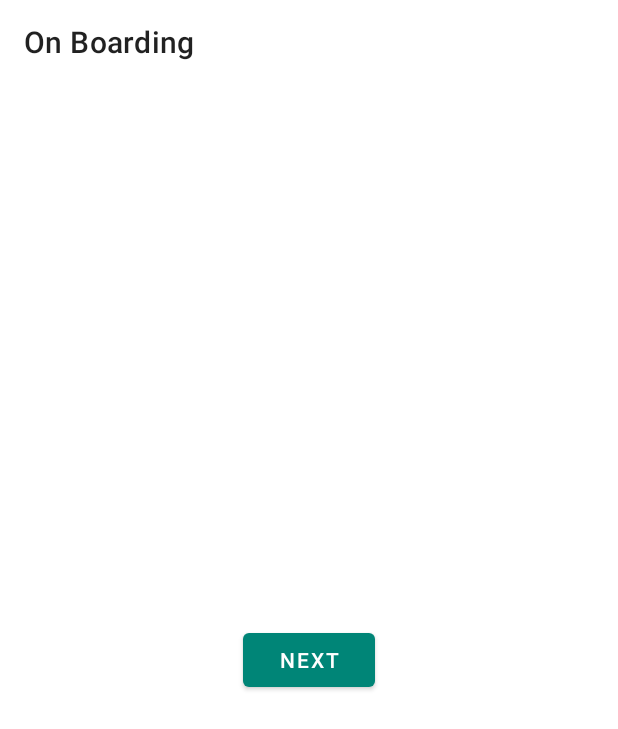
After one commit to graphicstone/PersonalLedger, an Android app: the OnBoardingActivity screen opened directly, with no data from a screen before it, on a phone screen of 412 x 824 dp. The commit adds this screen. Shown: the top 729 px of the screen. Run offline under Robolectric (Android 15) with nearby library versions, the phone set to English and light mode, and no system bars; our stand-ins replace data binding.

Commit message:
On boarding screens added.

```diff
--- a/app/src/main/java/com/nullbyte/personalledger/repository/AuthRepository.kt
+++ b/app/src/main/java/com/nullbyte/personalledger/repository/AuthRepository.kt
@@ -1,11 +1,9 @@
 package com.nullbyte.personalledger.repository
 
-import android.util.Log
 import com.google.firebase.auth.GoogleAuthProvider
 import com.google.firebase.auth.ktx.auth
 import com.google.firebase.ktx.Firebase
 import com.nullbyte.medicineledger.listener.ResultListener
-import com.nullbyte.personalledger.utilities.VariableAndMethodUtility
 
 class AuthRepository {
     private val auth = Firebase.auth
--- /dev/null
+++ b/app/src/main/java/com/nullbyte/personalledger/view/activities/OnBoardingActivity.kt
@@ -0,0 +1,32 @@
+package com.nullbyte.personalledger.view.activities
+
+import android.os.Bundle
+import com.nullbyte.personalledger.R
+import com.nullbyte.personalledger.base.BaseActivity
+import com.nullbyte.personalledger.utilities.addFragment
+import com.nullbyte.personalledger.view.fragments.UserDetailsFragment
+
+class OnBoardingActivity : BaseActivity() {
+
+
+    override fun onActivityCreate(savedInstanceState: Bundle?) {
+        setContentView(R.layout.activity_on_boarding)
+
+        addFragment(UserDetailsFragment(), R.id.fl_on_boarding)
+    }
+
+    override fun onActivityStart() {
+    }
+
+    override fun onActivityResume() {
+    }
+
+    override fun onActivityStop() {
+    }
+
+    override fun onActivityPause() {
+    }
+
+    override fun onActivityDestroy() {
+    }
+}
--- a/app/src/main/java/com/nullbyte/personalledger/view/activities/ProfileActivity.kt
+++ b/app/src/main/java/com/nullbyte/personalledger/view/activities/ProfileActivity.kt
@@ -1,5 +1,6 @@
 package com.nullbyte.personalledger.view.activities
 
+import android.content.Intent
 import androidx.appcompat.app.AppCompatActivity
 import android.os.Bundle
 import android.widget.Toast
@@ -18,6 +19,9 @@ class ProfileActivity : BaseActivity() {
         btn_log_out.setOnClickListener {
             Firebase.auth.signOut()
             Toast.makeText(this, "Signed Out", Toast.LENGTH_SHORT).show()
+            val intent = Intent(this, LoginActivity::class.java)
+            startActivity(intent)
+            finish()
         }
     }
 
--- /dev/null
+++ b/app/src/main/java/com/nullbyte/personalledger/view/fragments/UserDetailsFragment.kt
@@ -0,0 +1,54 @@
+package com.nullbyte.personalledger.view.fragments
+
+import android.os.Bundle
+import android.view.LayoutInflater
+import android.view.View
+import android.view.ViewGroup
+import androidx.databinding.DataBindingUtil
+import androidx.lifecycle.ViewModelProvider
+import com.nullbyte.personalledger.R
+import com.nullbyte.personalledger.base.BaseActivity
+import com.nullbyte.personalledger.base.BaseFragment
+import com.nullbyte.personalledger.databinding.FragmentUserDetailsBinding
+import com.nullbyte.personalledger.viewModel.UserDetailsViewModel
+
+class UserDetailsFragment : BaseFragment() {
+
+    private lateinit var viewModel: UserDetailsViewModel
+    private lateinit var binding: FragmentUserDetailsBinding
+
+    override fun getRootView(
+        inflater: LayoutInflater,
+        container: ViewGroup?,
+        savedInstanceState: Bundle?
+    ): View {
+        binding = DataBindingUtil.inflate(layoutInflater, R.layout.fragment_user_details, container, false)
+        return binding.root
+    }
+
+    override fun initializeViews(view: View, savedInstanceState: Bundle?) {
+        viewModel = ViewModelProvider(this).get(UserDetailsViewModel::class.java)
+        binding.viewModel = viewModel
+
+
+        binding.btnNext.setOnClickListener {
+
+        }
+    }
+
+    override fun onFragmentStart() {
+    }
+
+    override fun onFragmentStop() {
+    }
+
+    override fun onFragmentResume() {
+    }
+
+    override fun onFragmentPause() {
+    }
+
+    override fun onFragmentDestroy() {
+    }
+
+}
--- /dev/null
+++ b/app/src/main/java/com/nullbyte/personalledger/viewModel/UserDetailsViewModel.kt
@@ -0,0 +1,6 @@
+package com.nullbyte.personalledger.viewModel
+
+import androidx.lifecycle.ViewModel
+
+class UserDetailsViewModel : ViewModel() {
+}
--- /dev/null
+++ b/app/src/main/java/com/nullbyte/personalledger/viewModel/UserLabelViewModel.kt
@@ -0,0 +1,6 @@
+package com.nullbyte.personalledger.viewModel
+
+import androidx.lifecycle.ViewModel
+
+class UserLabelViewModel : ViewModel() {
+}
--- /dev/null
+++ b/app/src/main/res/layout/activity_on_boarding.xml
@@ -0,0 +1,23 @@
+<?xml version="1.0" encoding="utf-8"?>
+<androidx.constraintlayout.widget.ConstraintLayout xmlns:android="http://schemas.android.com/apk/res/android"
+    xmlns:app="http://schemas.android.com/apk/res-auto"
+    xmlns:tools="http://schemas.android.com/tools"
+    android:layout_width="match_parent"
+    android:layout_height="match_parent"
+    tools:context=".view.activities.OnBoardingActivity">
+
+    <com.google.android.material.appbar.MaterialToolbar
+        android:id="@+id/on_boarding_toolbar"
+        android:layout_width="match_parent"
+        android:layout_height="wrap_content"
+        app:layout_constraintTop_toTopOf="parent"
+        app:title="On Boarding" />
+
+    <FrameLayout
+        android:id="@+id/fl_on_boarding"
+        android:layout_width="match_parent"
+        android:layout_height="@dimen/dp_0"
+        app:layout_constraintBottom_toBottomOf="parent"
+        app:layout_constraintTop_toBottomOf="@id/on_boarding_toolbar" />
+
+</androidx.constraintlayout.widget.ConstraintLayout>
--- /dev/null
+++ b/app/src/main/res/layout/fragment_user_details.xml
@@ -0,0 +1,27 @@
+<?xml version="1.0" encoding="utf-8"?>
+<layout xmlns:android="http://schemas.android.com/apk/res/android"
+    xmlns:tools="http://schemas.android.com/tools">
+
+    <data>
+
+        <variable
+            name="viewModel"
+            type="com.nullbyte.personalledger.viewModel.UserDetailsViewModel" />
+
+    </data>
+
+    <FrameLayout
+        android:layout_width="match_parent"
+        android:layout_height="match_parent"
+        tools:context=".view.fragments.UserDetailsFragment">
+
+        <Button
+            android:id="@+id/btn_next"
+            android:layout_width="wrap_content"
+            android:layout_height="wrap_content"
+            android:layout_gravity="center"
+            android:text="@string/next" />
+
+    </FrameLayout>
+
+</layout>
--- a/app/src/main/res/values/strings.xml
+++ b/app/src/main/res/values/strings.xml
@@ -36,4 +36,6 @@
     <string name="label">Label</string>
     <string name="debit">DEBIT</string>
     <string name="google_sign_in">Google Sign In</string>
+    <string name="personal_details">Personal Details</string>
+    <string name="next">Next</string>
 </resources>
```
Also changed, not shown: app/build.gradle (+11 -10 lines), app/src/main/AndroidManifest.xml (+4 -3 lines), app/src/main/java/com/nullbyte/personalledger/utilities/FragmentUtility.kt (added, +45 -0 lines), app/src/main/java/com/nullbyte/personalledger/view/fragments/UserLabelFragment.kt (added, +48 -0 lines), app/src/main/res/layout/fragment_user_label.xml (added, +25 -0 lines).
